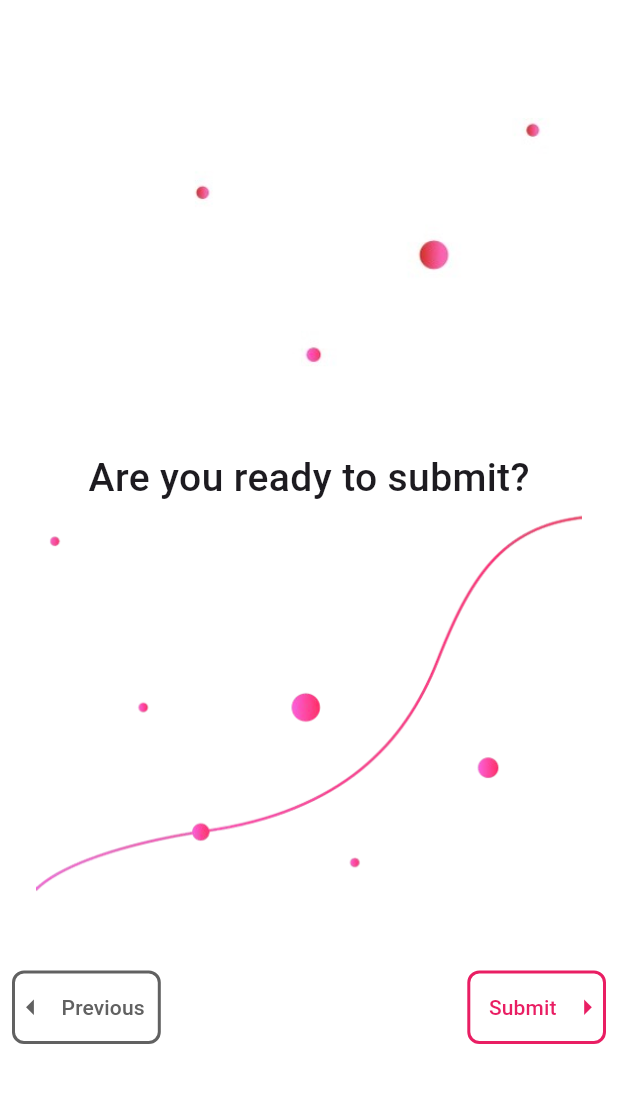
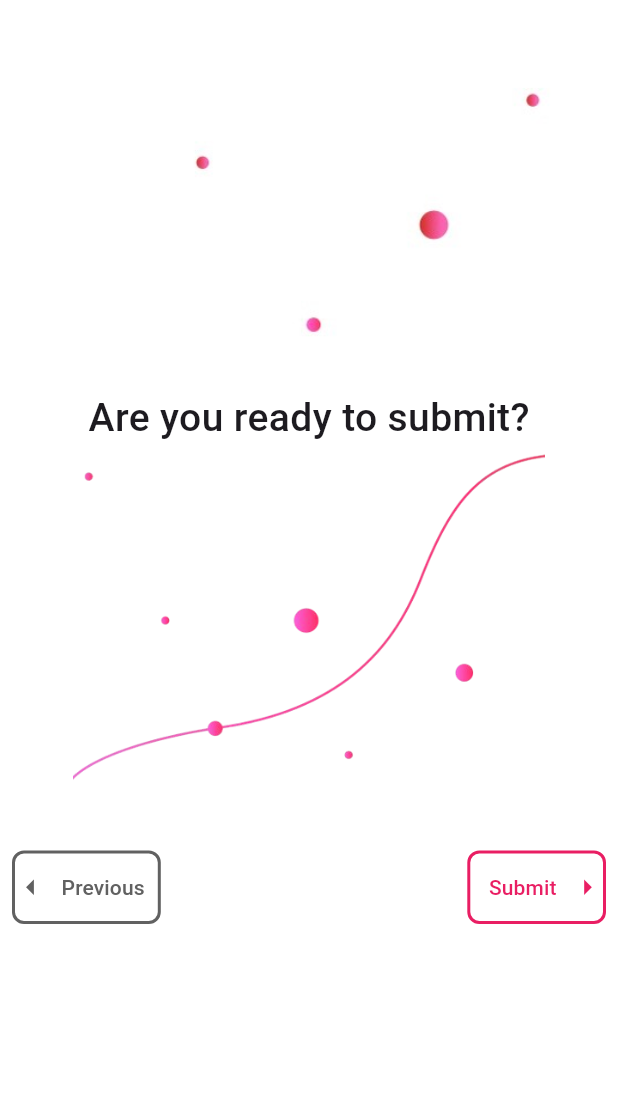
Before and after one commit to anusii/msfatigue, a Flutter app: the SubmissionPage screen opened directly, on a phone screen of 412 x 824 dp, the part 120-1223 px from its top. Run offline on Flutter 3.47's test engine with Material 3 defaults, Android fonts, the phone set to English and light mode, and no system bars; drawn by our look-alikes of flutter_markdown; our stand-ins replace equatable, flutter_bloc, gap, package_info_plus, shared_preferences, universal_io; missing offline and left inert: rdflib, solidpod, window_manager; accounts and stored records are empty.

Commit message:
update height

```diff
--- a/lib/questionnaire/submission.dart
+++ b/lib/questionnaire/submission.dart
@@ -188,7 +188,7 @@ class _SubmissionPageState extends State<SubmissionPage> {
           children: [
             Image.asset(
               'assets/images/bottom_dot_four.png',
-              height: 300,
+              height: 260,
             ),
             Padding(
                 padding: const EdgeInsets.fromLTRB(10.0, 0.0, 10.0, 0.0),
@@ -202,7 +202,7 @@ class _SubmissionPageState extends State<SubmissionPage> {
                 )),
             Image.asset(
               'assets/images/bottom_dot_five.png',
-              height: 300,
+              height: 260,
             ),
             Padding(
               padding: const EdgeInsets.fromLTRB(8.0, 10.0, 8.0, 10.0),
```
